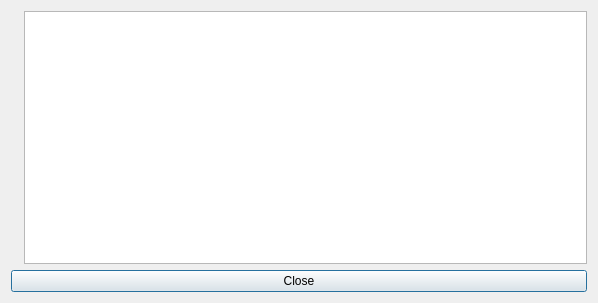
BackupTheBerlios/imagerocket-svn, file trunk/app/aboutdialog.ui: the form before one commit.
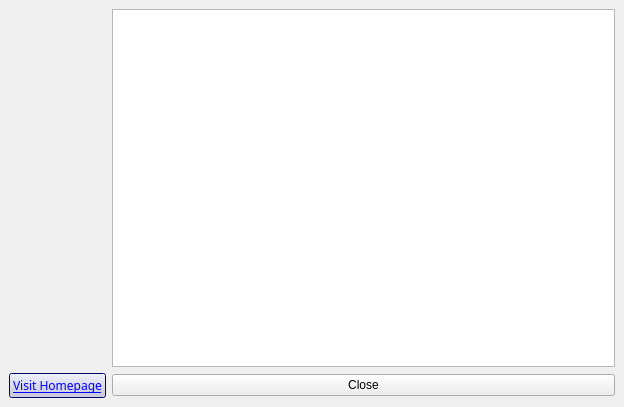
The form after the commit. Icons and pictures are not drawn.

Commit message: Overhauled RocketImage, RocketImageList, RocketFilePreviewWidget, RocketFilePreviewArea, and RocketWindow to simplify their interactions Added image delete and rename support Added support for opening a Windows browser to ProgramStarter Added a link to the project homepage in the about dialog Bumped version number

What changed in the file:
```diff
--- a/trunk/app/aboutdialog.ui
+++ b/trunk/app/aboutdialog.ui
@@ -8,71 +8,334 @@
    <rect>
     <x>0</x>
     <y>0</y>
-    <width>598</width>
-    <height>303</height>
+    <width>624</width>
+    <height>407</height>
    </rect>
   </property>
   <property name="windowTitle" >
    <string/>
   </property>
-  <layout class="QVBoxLayout" >
+  <layout class="QGridLayout" >
    <property name="margin" >
-    <number>-1</number>
+    <number>9</number>
    </property>
    <property name="spacing" >
     <number>6</number>
    </property>
-   <item>
-    <layout class="QHBoxLayout" >
-     <property name="margin" >
-      <number>0</number>
+   <item row="1" column="0" >
+    <widget class="QPushButton" name="homepageButton" >
+     <property name="palette" >
+      <palette>
+       <active>
+        <color>
+         <red>0</red>
+         <green>0</green>
+         <blue>0</blue>
+        </color>
+        <color>
+         <red>221</red>
+         <green>223</green>
+         <blue>228</blue>
+        </color>
+        <color>
+         <red>255</red>
+         <green>255</green>
+         <blue>255</blue>
+        </color>
+        <color>
+         <red>238</red>
+         <green>239</green>
+         <blue>241</blue>
+        </color>
+        <color>
+         <red>110</red>
+         <green>111</green>
+         <blue>114</blue>
+        </color>
+        <color>
+         <red>147</red>
+         <green>149</green>
+         <blue>152</blue>
+        </color>
+        <color>
+         <red>0</red>
+         <green>0</green>
+         <blue>0</blue>
+        </color>
+        <color>
+         <red>255</red>
+         <green>255</green>
+         <blue>255</blue>
+        </color>
+        <color>
+         <red>0</red>
+         <green>0</green>
+         <blue>255</blue>
+        </color>
+        <color>
+         <red>255</red>
+         <green>255</green>
+         <blue>255</blue>
+        </color>
+        <color>
+         <red>223</red>
+         <green>223</green>
+         <blue>223</blue>
+        </color>
+        <color>
+         <red>0</red>
+         <green>0</green>
+         <blue>0</blue>
+        </color>
+        <color>
+         <red>0</red>
+         <green>0</green>
+         <blue>128</blue>
+        </color>
+        <color>
+         <red>255</red>
+         <green>255</green>
+         <blue>255</blue>
+        </color>
+        <color>
+         <red>0</red>
+         <green>0</green>
+         <blue>238</blue>
+        </color>
+        <color>
+         <red>82</red>
+         <green>24</green>
+         <blue>139</blue>
+        </color>
+        <color>
+         <red>232</red>
+         <green>232</green>
+         <blue>232</blue>
+        </color>
+       </active>
+       <inactive>
+        <color>
+         <red>0</red>
+         <green>0</green>
+         <blue>0</blue>
+        </color>
+        <color>
+         <red>221</red>
+         <green>223</green>
+         <blue>228</blue>
+        </color>
+        <color>
+         <red>255</red>
+         <green>255</green>
+         <blue>255</blue>
+        </color>
+        <color>
+         <red>255</red>
+         <green>255</green>
+         <blue>255</blue>
+        </color>
+        <color>
+         <red>110</red>
+         <green>111</green>
+         <blue>114</blue>
+        </color>
+        <color>
+         <red>147</red>
+         <green>149</green>
+         <blue>152</blue>
+        </color>
+        <color>
+         <red>0</red>
+         <green>0</green>
+         <blue>0</blue>
+        </color>
+        <color>
+         <red>255</red>
+         <green>255</green>
+         <blue>255</blue>
+        </color>
+        <color>
+         <red>0</red>
+         <green>0</green>
+         <blue>255</blue>
+        </color>
+        <color>
+         <red>255</red>
+         <green>255</green>
+         <blue>255</blue>
+        </color>
+        <color>
+         <red>223</red>
+         <green>223</green>
+         <blue>223</blue>
+        </color>
+        <color>
+         <red>0</red>
+         <green>0</green>
+         <blue>0</blue>
+        </color>
+        <color>
+         <red>0</red>
+         <green>0</green>
+         <blue>128</blue>
+        </color>
+        <color>
+         <red>255</red>
+         <green>255</green>
+         <blue>255</blue>
+        </color>
+        <color>
+         <red>0</red>
+         <green>0</green>
+         <blue>238</blue>
+        </color>
+        <color>
+         <red>82</red>
+         <green>24</green>
+         <blue>139</blue>
+        </color>
+        <color>
+         <red>232</red>
+         <green>232</green>
+         <blue>232</blue>
+        </color>
+       </inactive>
+       <disabled>
+        <color>
+         <red>128</red>
+         <green>128</green>
+         <blue>128</blue>
+        </color>
+        <color>
+         <red>221</red>
+         <green>223</green>
+         <blue>228</blue>
+        </color>
+        <color>
+         <red>255</red>
+         <green>255</green>
+         <blue>255</blue>
+        </color>
+        <color>
+         <red>255</red>
+         <green>255</green>
+         <blue>255</blue>
+        </color>
+        <color>
+         <red>110</red>
+         <green>111</green>
+         <blue>114</blue>
+        </color>
+        <color>
+         <red>147</red>
+         <green>149</green>
+         <blue>152</blue>
+        </color>
+        <color>
+         <red>128</red>
+         <green>128</green>
+         <blue>128</blue>
+        </color>
+        <color>
+         <red>255</red>
+         <green>255</green>
+         <blue>255</blue>
+        </color>
+        <color>
+         <red>128</red>
+         <green>128</green>
+         <blue>128</blue>
+        </color>
+        <color>
+         <red>255</red>
+         <green>255</green>
+         <blue>255</blue>
+        </color>
+        <color>
+         <red>223</red>
+         <green>223</green>
+         <blue>223</blue>
+        </color>
+        <color>
+         <red>0</red>
+         <green>0</green>
+         <blue>0</blue>
+        </color>
+        <color>
+         <red>0</red>
+         <green>0</green>
+         <blue>128</blue>
+        </color>
+        <color>
+         <red>255</red>
+         <green>255</green>
+         <blue>255</blue>
+        </color>
+        <color>
+         <red>0</red>
+         <green>0</green>
+         <blue>238</blue>
+        </color>
+        <color>
+         <red>82</red>
+         <green>24</green>
+         <blue>139</blue>
+        </color>
+        <color>
+         <red>232</red>
+         <green>232</green>
+         <blue>232</blue>
+        </color>
+       </disabled>
+      </palette>
      </property>
-     <property name="spacing" >
-      <number>6</number>
+     <property name="font" >
+      <font>
+       <family>Sans Serif</family>
+       <pointsize>9</pointsize>
+       <weight>50</weight>
+       <italic>false</italic>
+       <bold>false</bold>
+       <underline>true</underline>
+       <strikeout>false</strikeout>
+      </font>
      </property>
-     <item>
-      <widget class="QLabel" name="logoLabel" >
-       <property name="text" >
-        <string/>
-       </property>
-       <property name="pixmap" >
-        <pixmap resource="pixmaps.qrc" >:/pixmaps/rocket.png</pixmap>
-       </property>
-      </widget>
-     </item>
-     <item>
-      <widget class="QTextEdit" name="aboutEdit" >
-       <property name="minimumSize" >
-        <size>
-         <width>400</width>
-         <height>0</height>
-        </size>
-       </property>
-       <property name="readOnly" >
-        <bool>true</bool>
-       </property>
-      </widget>
-     </item>
-    </layout>
+     <property name="text" >
+      <string>Visit Homepage</string>
+     </property>
+    </widget>
    </item>
-   <item>
+   <item row="1" column="1" >
     <widget class="QPushButton" name="closeButton" >
      <property name="text" >
       <string>Close</string>
      </property>
     </widget>
    </item>
+   <item row="0" column="0" >
+    <widget class="QLabel" name="logoLabel" >
+     <property name="text" >
+      <string/>
+     </property>
+     <property name="pixmap" >
+      <pixmap resource="pixmaps.qrc" >:/pixmaps/rocket.png</pixmap>
+     </property>
+    </widget>
+   </item>
+   <item row="0" column="1" >
+    <widget class="QTextEdit" name="aboutEdit" >
+     <property name="minimumSize" >
+      <size>
+       <width>400</width>
+       <height>0</height>
+      </size>
+     </property>
+     <property name="readOnly" >
+      <bool>true</bool>
+     </property>
+    </widget>
+   </item>
   </layout>
-  <widget class="QWidget" name="layoutWidget" >
-   <property name="geometry" >
-    <rect>
-     <x>20</x>
-     <y>250</y>
-     <width>351</width>
-     <height>33</height>
-    </rect>
-   </property>
-  </widget>
  </widget>
  <pixmapfunction></pixmapfunction>
  <resources>
```
Left out of the diff: 5 changed lines with no effect on the pictures. The commit also changes 15 other files.
